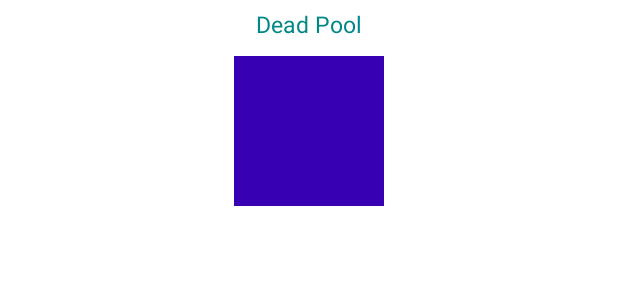
After one commit to axel-legue/MarvelCharacters, an Android app: the layout character_row.xml on its own in the app's theme, with its tools: preview values and no code run, on a phone screen of 412 x 824 dp. The commit adds this screen. Shown: the top 300 px of the screen. Run offline under Robolectric (Android 15) with nearby library versions, the phone set to English and light mode, and no system bars.

Commit message:
feat: show name characters from marvel api

```diff
--- a/app/src/main/java/com/axell/marvelcharacters/data/network/MarvelService.kt
+++ b/app/src/main/java/com/axell/marvelcharacters/data/network/MarvelService.kt
@@ -11,5 +11,6 @@ interface MarvelService {
         @Query("ts") ts: String,
         @Query("apikey") apikey: String,
         @Query("hash") hash: String,
+        @Query("limit") limit: Int = 100,
     ): Response<CharacterDataWrapper>
 }
--- /dev/null
+++ b/app/src/main/res/layout/character_row.xml
@@ -0,0 +1,26 @@
+<?xml version="1.0" encoding="utf-8"?>
+<LinearLayout xmlns:android="http://schemas.android.com/apk/res/android"
+    xmlns:tools="http://schemas.android.com/tools"
+    android:layout_width="match_parent"
+    android:layout_height="wrap_content"
+    android:layout_marginHorizontal="20dp"
+    android:gravity="center_horizontal"
+    android:orientation="vertical">
+
+    <com.google.android.material.textview.MaterialTextView
+        android:id="@+id/tv_hero_name"
+        android:layout_width="wrap_content"
+        android:layout_height="wrap_content"
+        android:layout_marginVertical="5dp"
+        android:textColor="@color/teal_700"
+        android:textSize="15sp"
+        tools:text="Dead Pool" />
+
+    <ImageView
+        android:id="@+id/iv_hero_picture"
+        android:layout_width="100dp"
+        android:layout_height="100dp"
+        android:layout_marginVertical="5dp"
+        android:background="@color/design_default_color_primary_variant" />
+
+</LinearLayout>
```
Also changed, not shown: app/src/main/java/com/axell/marvelcharacters/ui/BaseFragment.kt (added, +46 -0 lines), app/src/main/java/com/axell/marvelcharacters/ui/MainActivity.kt (+0 -10 lines), app/src/main/java/com/axell/marvelcharacters/ui/character/CharacterAdapter.kt (added, +44 -0 lines), app/src/main/java/com/axell/marvelcharacters/ui/character/CharactersFragment.kt (added, +72 -0 lines), app/src/main/java/com/axell/marvelcharacters/ui/character/CharactersViewModel.kt (renamed from app/src/main/java/com/axell/marvelcharacters/ui/MainViewModel.kt, +9 -2 lines), app/src/main/res/layout/activity_main.xml (+9 -18 lines), app/src/main/res/layout/fragment_characters.xml (added, +11 -0 lines), app/src/main/res/navigation/nav_graph.xml (added, +14 -0 lines), gradle/wrapper/gradle-wrapper.properties, 2 other files.
